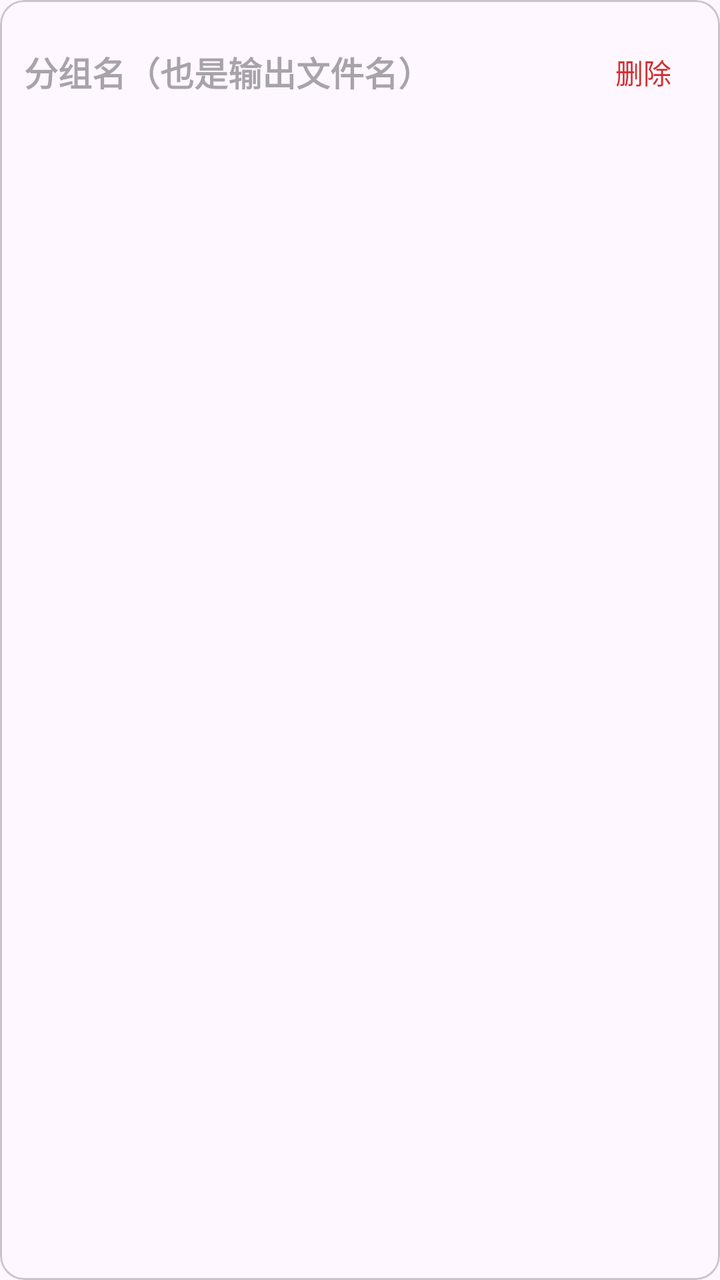
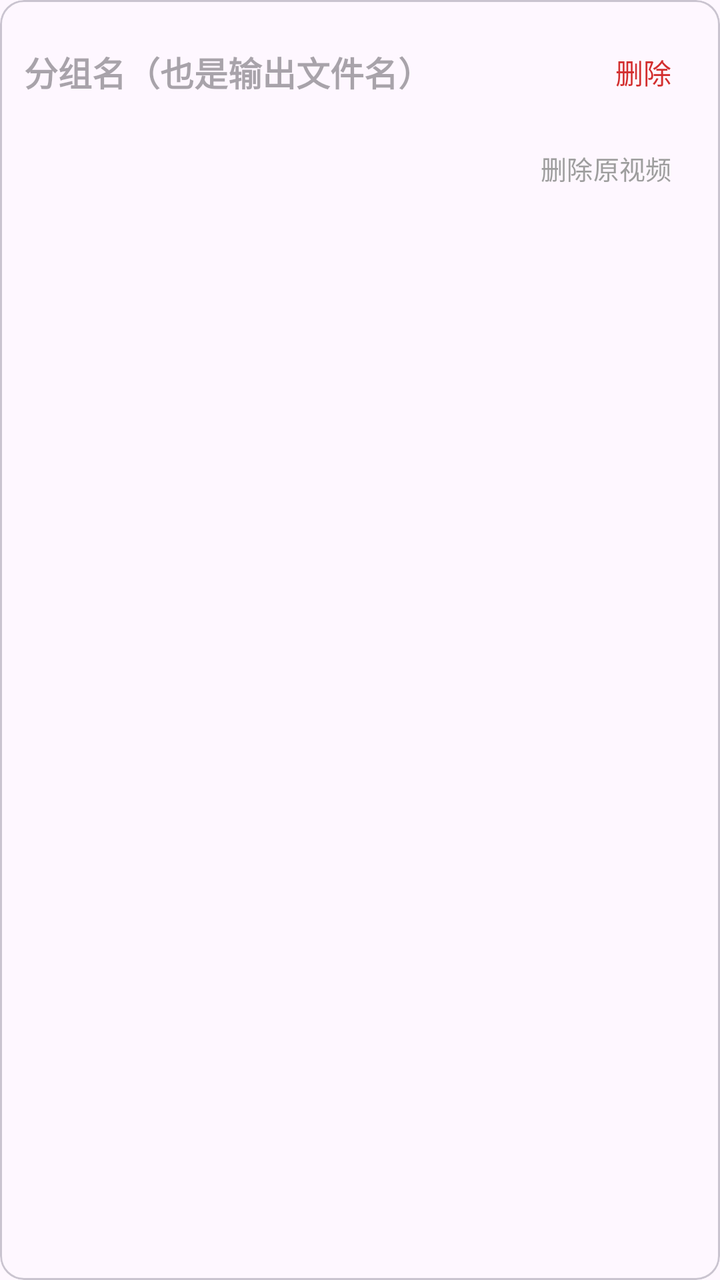

Screens rendered from an Android XML layout before and after an edit, with the pre-edit source and the edit as a unified diff.
<!-- AndroidManifest.xml: application theme Theme.VideoStitcher -->
<!-- res/layout/view_group.xml -->
<?xml version="1.0" encoding="utf-8"?>
<com.google.android.material.card.MaterialCardView xmlns:android="http://schemas.android.com/apk/res/android"
    android:layout_width="match_parent"
    android:layout_height="wrap_content"
    android:layout_marginLeft="10dp"
    android:layout_marginTop="6dp"
    android:layout_marginRight="10dp">

    <LinearLayout
        android:layout_width="match_parent"
        android:layout_height="wrap_content"
        android:orientation="vertical"
        android:padding="12dp">

        <LinearLayout
            android:layout_width="match_parent"
            android:layout_height="wrap_content"
            android:gravity="center_vertical"
            android:orientation="horizontal">

            <EditText
                android:id="@+id/etGroupName"
                android:layout_width="0dp"
                android:layout_height="wrap_content"
                android:layout_weight="1"
                android:background="@null"
                android:hint="分组名（也是输出文件名）"
                android:inputType="text"
                android:maxLines="1"
                android:textSize="17sp"
                android:textStyle="bold" />

            <TextView
                android:id="@+id/tvGroupInfo"
                android:layout_width="wrap_content"
                android:layout_height="wrap_content"
                android:layout_marginStart="8dp"
                android:textColor="#888888"
                android:textSize="12sp" />

            <Button
                android:id="@+id/btnDeleteGroup"
                style="@style/Widget.Material3.Button.TextButton"
                android:layout_width="wrap_content"
                android:layout_height="wrap_content"
                android:minWidth="0dp"
                android:text="删除"
                android:textColor="#D32F2F" />
        </LinearLayout>

        <LinearLayout
            android:id="@+id/llFiles"
            android:layout_width="match_parent"
            android:layout_height="wrap_content"
            android:orientation="vertical" />

        <ProgressBar
            android:id="@+id/pbGroup"
            style="?android:attr/progressBarStyleHorizontal"
            android:layout_width="match_parent"
            android:layout_height="wrap_content"
            android:layout_marginTop="6dp"
            android:visibility="gone" />

        <TextView
            android:id="@+id/tvGroupStatus"
            android:layout_width="match_parent"
            android:layout_height="wrap_content"
            android:layout_marginTop="4dp"
            android:textSize="13sp"
            android:visibility="gone" />
    </LinearLayout>
</com.google.android.material.card.MaterialCardView>
<!-- resources referenced by this layout -->
<resources>
  <style name="Theme.VideoStitcher" parent="Theme.Material3.DayNight.NoActionBar" />
</resources>

<!-- the commit's change to res/layout/view_group.xml (unified diff, before → after) -->
@@ -69,5 +69,17 @@
             android:layout_marginTop="4dp"
             android:textSize="13sp"
             android:visibility="gone" />
+
+        
+        <Button
+            android:id="@+id/btnDeleteSources"
+            style="@style/Widget.Material3.Button.TextButton"
+            android:layout_width="wrap_content"
+            android:layout_height="wrap_content"
+            android:layout_gravity="end"
+            android:minWidth="0dp"
+            android:text="删除原视频"
+            android:textColor="#9E9E9E"
+            android:textSize="13sp" />
     </LinearLayout>
 </com.google.android.material.card.MaterialCardView>
